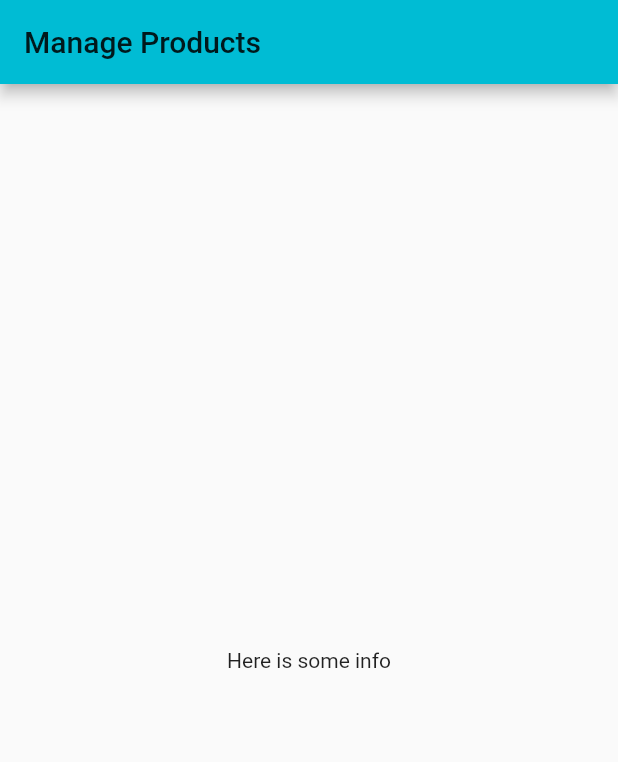
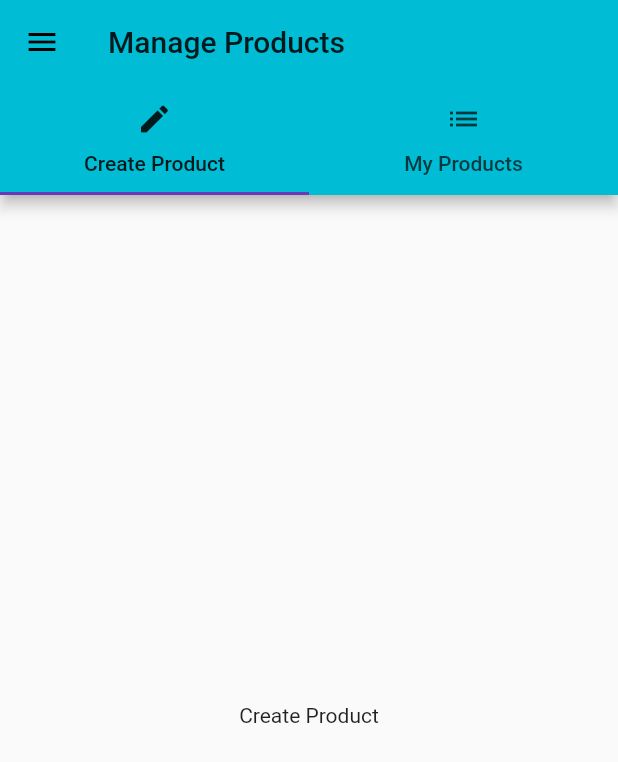
Before and after one commit to hinriksnaer/FlutterUdemy, a Flutter app: the ProductsAdminPage screen opened directly, on a phone screen of 412 x 824 dp. Shown: the top 762 px of the screen. Run offline on Flutter 3.47's test engine with Material 2 defaults, Android fonts, the phone set to English and light mode, and no system bars.

Commit message:
lecture 83

```diff
--- a/lib/main.dart
+++ b/lib/main.dart
@@ -1,7 +1,9 @@
 import 'package:flutter/material.dart';
 import 'package:flutter/rendering.dart';
 
-import './pages/auth.dart';
+import './pages/products_admin.dart';
+import './pages/products.dart';
+import './pages/product.dart';
 
 void main() {
   debugPaintSizeEnabled = false;
@@ -18,6 +20,20 @@ class MyApp extends StatefulWidget {
 }
 
 class _MyAppState extends State<MyApp> {
+  List<Map<String, String>> _products = [];
+
+  void _addProduct(Map<String, String> product) {
+    setState(() {
+      _products.add(product);
+    });
+  }
+
+  void _deleteProduct(int index) {
+    setState(() {
+      _products.removeAt(index);
+    });
+  }
+
   @override
   Widget build(BuildContext context) {
     return MaterialApp(
@@ -25,7 +41,33 @@ class _MyAppState extends State<MyApp> {
           brightness: Brightness.light,
           primarySwatch: Colors.cyan,
           accentColor: Colors.deepPurple),
-      home: AuthPage(),
+      //home: AuthPage(),
+      routes: {
+        '/': (BuildContext context) =>
+            ProductsPage(_products, _addProduct, _deleteProduct),
+        '/admin': (BuildContext context) => ProductsAdminPage(),
+      },
+      onGenerateRoute: (RouteSettings settings) {
+        final List<String> pathElements = settings.name.split('/');
+        if (pathElements[0] != '') {
+          return null;
+        }
+        if (pathElements[1] == 'product') {
+          final int index = int.parse(pathElements[2]);
+          return MaterialPageRoute<bool>(
+            builder: (BuildContext context) => ProductPage(
+                  _products[index]['title'],
+                  _products[index]['image'],
+                ),
+          );
+        }
+        return null;
+      },
+      onUnknownRoute: (RouteSettings settings) {
+        return MaterialPageRoute(
+            builder: (BuildContext context) =>
+                ProductsPage(_products, _addProduct, _deleteProduct));
+      },
     );
   }
 }
--- a/lib/pages/product.dart
+++ b/lib/pages/product.dart
@@ -1,11 +1,11 @@
 import 'package:flutter/material.dart';
 import 'dart:async';
 
-class Product extends StatelessWidget {
+class ProductPage extends StatelessWidget {
   final String title;
   final String imageUrl;
 
-  Product(this.title, this.imageUrl);
+  ProductPage(this.title, this.imageUrl);
 
   @override
   Widget build(BuildContext context) {
--- /dev/null
+++ b/lib/pages/product_create.dart
@@ -0,0 +1,9 @@
+import 'package:flutter/material.dart';
+
+class ProductCreatePage extends StatelessWidget {
+
+  @override
+  Widget build(BuildContext context) {
+    return Center(child: Text('Create Product'),);
+  }
+}
--- a/lib/pages/products.dart
+++ b/lib/pages/products.dart
@@ -1,9 +1,14 @@
 import 'package:flutter/material.dart';
 
 import '../product_manager.dart';
-import './products_admin.dart';
 
 class ProductsPage extends StatelessWidget {
+  final List<Map<String, String>> products;
+  final Function addProduct;
+  final Function deleteProduct;
+
+  ProductsPage(this.products, this.addProduct, this.deleteProduct);
+
   @override
   Widget build(BuildContext context) {
     // TODO: implement build
@@ -16,21 +21,18 @@ class ProductsPage extends StatelessWidget {
               title: Text('Choose'),
             ),
             ListTile(
-                title: Text('Manage Products'),
-                onTap: () {
-                  Navigator.pushReplacement(
-                    context,
-                    MaterialPageRoute(
-                        builder: (BuildContext context) => ProductsAdminPage()),
-                  );
-                }),
+              title: Text('Manage Products'),
+              onTap: () {
+                Navigator.pushReplacementNamed(context, '/admin');
+              },
+            ),
           ],
         ),
       ),
       appBar: AppBar(
         title: Text('EasyList'),
       ),
-      body: ProductManager(),
+      body: ProductManager(products, addProduct, deleteProduct),
     );
   }
 }
--- a/lib/pages/products_admin.dart
+++ b/lib/pages/products_admin.dart
@@ -1,15 +1,54 @@
 import 'package:flutter/material.dart';
+
+import './products.dart';
+import './product_create.dart';
+import './product_list.dart';
 
 class ProductsAdminPage extends StatelessWidget {
   @override
   Widget build(BuildContext context) {
-    return Scaffold(
-      appBar: AppBar(
-        title: Text('Manage Products'),
-      ),
-      body: Center(
-        child: Text('Here is some info'),
-      ),
+    return DefaultTabController(
+      length: 2,
+      child: Scaffold(
+          drawer: Drawer(
+            child: Column(
+              children: <Widget>[
+                AppBar(
+                  automaticallyImplyLeading: false,
+                  title: Text('Choose'),
+                ),
+                ListTile(
+                  title: Text('All Products'),
+                  onTap: () {
+                    Navigator.pushReplacementNamed(context, '/');
+                  },
+                ),
+              ],
+            ),
+          ),
+          appBar: AppBar(
+            title: Text('Manage Products'),
+            bottom: TabBar(
+              tabs: <Widget>[
+                Tab(
+                  icon: Icon(Icons.create),
+                  text: 'Create Product',
+                ),
+                Tab(
+                  icon: Icon(Icons.list),
+                  text: 'My Products',
+                ),
+              ],
+            ),
+          ),
+          body: Center(
+            child: TabBarView(
+              children: <Widget>[
+                ProductCreatePage(),
+                ProductListPage(),
+              ],
+            ),
+          )),
     );
   }
 }
--- a/lib/product_control.dart
+++ b/lib/product_control.dart
@@ -8,7 +8,6 @@ class ProductsControl extends StatelessWidget {
 
   @override
   Widget build(BuildContext context) {
-    // TODO: implement build
     return RaisedButton(
           color: Theme.of(context).primaryColor,
           onPressed: () {
@@ -17,8 +16,4 @@ class ProductsControl extends StatelessWidget {
           child: Text('Add Product'),
         );
   }
-
-
-
-
 }
```
Also changed, not shown: lib/pages/auth.dart (+4 -9 lines), lib/pages/product_list.dart (added, +10 -0 lines), lib/product_manager.dart (+7 -44 lines), lib/products.dart (+3 -9 lines).
